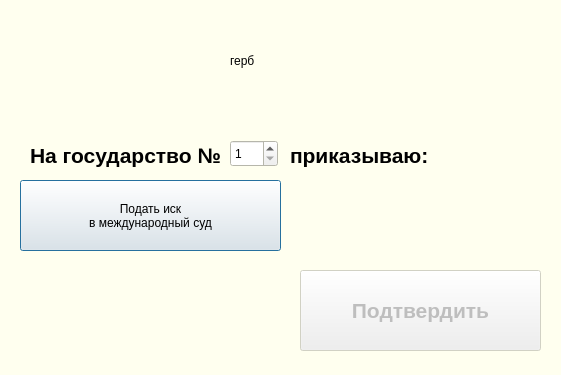
First picture: the form in ministrys/minust.ui, repository vladyan18/MagaGame, before the edit.
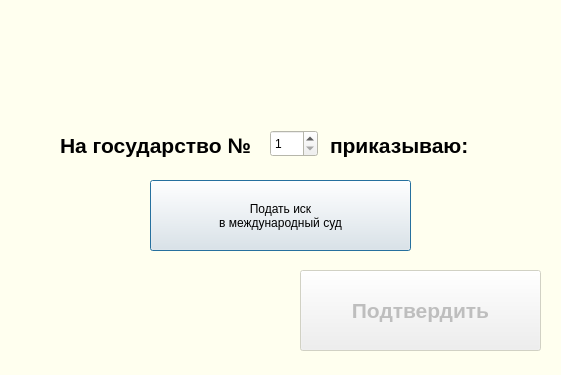
Second picture: the form after the edit. Icons and pictures are not drawn.

Patch:
```diff
--- a/ministrys/minust.ui
+++ b/ministrys/minust.ui
@@ -90,14 +90,14 @@
     <enum>QFrame::NoFrame</enum>
    </property>
    <property name="text">
-    <string>герб</string>
+    <string>&lt;html&gt;&lt;head/&gt;&lt;body&gt;&lt;p&gt;&lt;img src=&quot;:/gerb.png&quot;/&gt;&lt;/p&gt;&lt;/body&gt;&lt;/html&gt;</string>
    </property>
   </widget>
   <widget class="QLabel" name="label_2">
    <property name="geometry">
     <rect>
-     <x>30</x>
-     <y>140</y>
+     <x>60</x>
+     <y>130</y>
      <width>211</width>
      <height>31</height>
     </rect>
@@ -116,8 +116,8 @@
   <widget class="QSpinBox" name="numOfCountrySpinBox">
    <property name="geometry">
     <rect>
-     <x>230</x>
-     <y>140</y>
+     <x>270</x>
+     <y>130</y>
      <width>48</width>
      <height>27</height>
     </rect>
@@ -129,8 +129,8 @@
   <widget class="QLabel" name="label_3">
    <property name="geometry">
     <rect>
-     <x>290</x>
-     <y>140</y>
+     <x>330</x>
+     <y>130</y>
      <width>211</width>
      <height>31</height>
     </rect>
@@ -149,7 +149,7 @@
   <widget class="QPushButton" name="goToCourtButton">
    <property name="geometry">
     <rect>
-     <x>20</x>
+     <x>150</x>
      <y>180</y>
      <width>261</width>
      <height>71</height>
```
